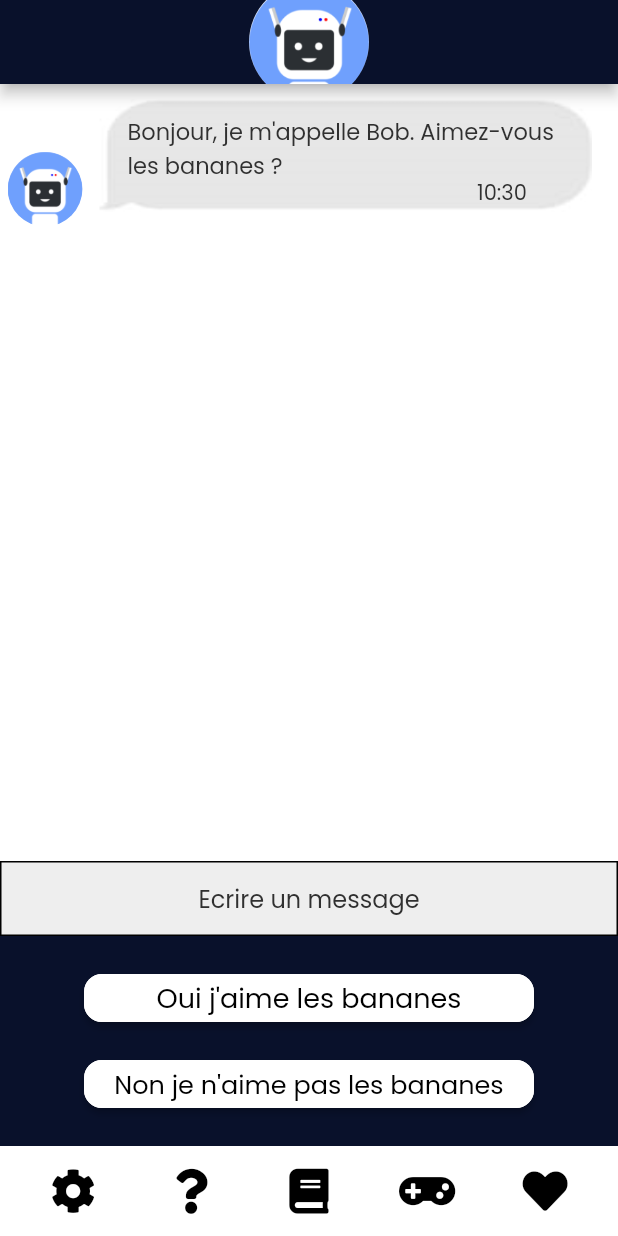
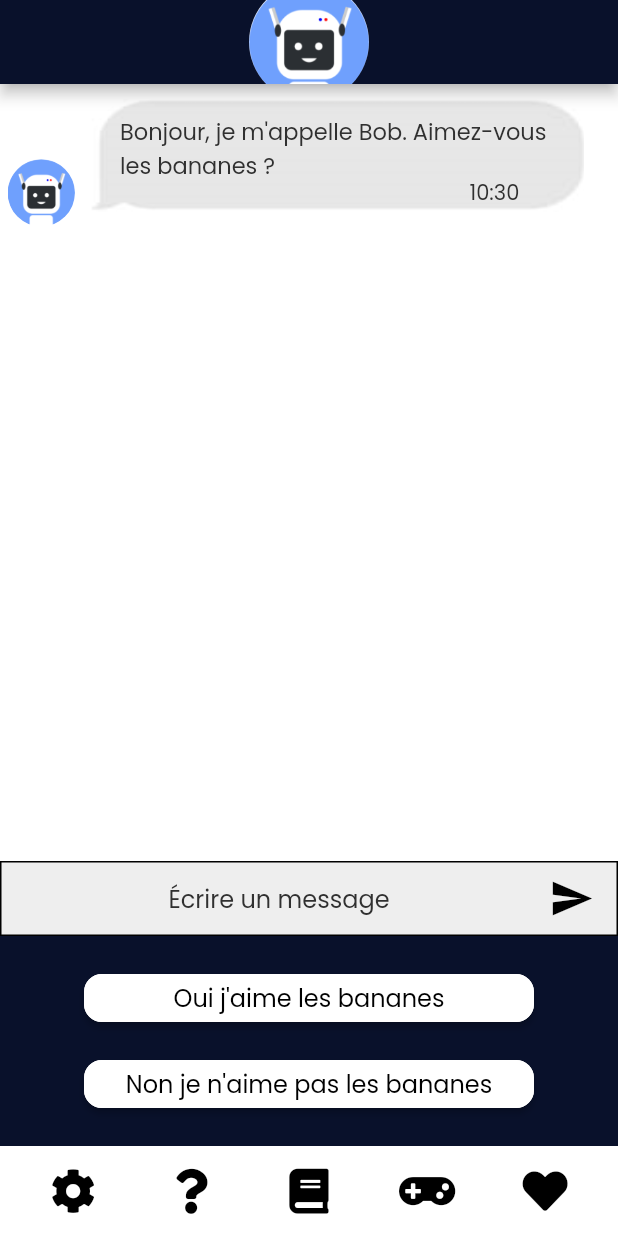
Before and after one commit to NereisD/Compagnon_Virtuel, a Flutter app: the screen it shows after launch, on a phone screen of 412 x 824 dp. Run offline on Flutter 3.47's test engine with Material 2 defaults, Android fonts, the phone set to English and light mode, and no system bars; drawn by our look-alikes of auto_size_text; our stand-ins replace font_awesome_flutter, google_fonts, page_transition, timeago; missing offline and left inert: json_path.

Commit message:
Ajout d'un bouton envoyer pour écrire un message
Ajout d'un bouton envoyer dans une row a coté du textfield.
On peut maintenant y écrire un message et l'envoyer sous forme de bulle.
Ce message n'est pas interprété par le robot.

```diff
--- a/maquette_1/lib/main.dart
+++ b/maquette_1/lib/main.dart
@@ -243,8 +243,8 @@ class _HomePageWidgetState extends State<HomePageWidget> {
                               padding:
                                   EdgeInsetsDirectional.fromSTEB(5, 20, 0, 0),
                               child: Container(
-                                width: 50,
-                                height: 50,
+                                width: 45,
+                                height: 45,
                                 clipBehavior: Clip.antiAlias,
                                 decoration: BoxDecoration(
                                   shape: BoxShape.circle,
@@ -375,8 +375,8 @@ class _HomePageWidgetState extends State<HomePageWidget> {
                               ),
                             ),
                             Container(
-                              width: 50,
-                              height: 50,
+                              width: 45,
+                              height: 45,
                               clipBehavior: Clip.antiAlias,
                               decoration: BoxDecoration(
                                 shape: BoxShape.circle,
@@ -408,11 +408,22 @@ class _HomePageWidgetState extends State<HomePageWidget> {
                         color: Colors.black,
                       ),
                     ),
+                    child:
+                        /* La raw du text fild commence ici */
+                        Row(
+                      mainAxisSize: MainAxisSize.max,
+                      children: [
+                        Expanded(
+                          child: Padding(
+                            padding:
+                                EdgeInsetsDirectional.fromSTEB(20, 0, 0, 0),
                             child: TextFormField(
                               controller: textController,
                               obscureText: false,
+                              /* enabled permet de griser le textfield */
+                              enabled: true,
                               decoration: InputDecoration(
-                      hintText: 'Ecrire un message',
+                                hintText: 'Écrire un message',
                                 hintStyle: FlutterFlowTheme.bodyText1.override(
                                   fontFamily: 'Poppins',
                                   fontSize: 16,
@@ -445,6 +456,29 @@ class _HomePageWidgetState extends State<HomePageWidget> {
                               textAlign: TextAlign.center,
                             ),
                           ),
+                        ),
+                        FlutterFlowIconButton(
+                          borderColor: Colors.transparent,
+                          borderRadius: 30,
+                          borderWidth: 1,
+                          buttonSize: 60,
+                          icon: Icon(
+                            Icons.send,
+                            color: Colors.black,
+                            size: 30,
+                          ),
+                          onPressed: () {
+                            /* On récupère la valeur du text et on la vide */
+                            print('le text : ' + textController.text);
+
+                            ajoutBulle(textController.text, 1);
+                            textController.text = "";
+
+                            print('Bouton envoyer pressé ...');
+                          },
+                        ),
+                      ],
+                    )),
                 Container(
                   width: MediaQuery.of(context).size.width,
                   height: pxReponses,
@@ -485,7 +519,7 @@ class _HomePageWidgetState extends State<HomePageWidget> {
                               textStyle: FlutterFlowTheme.subtitle2.override(
                                 fontFamily: 'Poppins',
                                 color: Colors.black,
-                                fontSize: 18,
+                                fontSize: 16,
                               ),
                               borderSide: BorderSide(
                                 color: FlutterFlowTheme.tertiaryColor,
```
Lines whose indentation alone changed are shown as unchanged.
